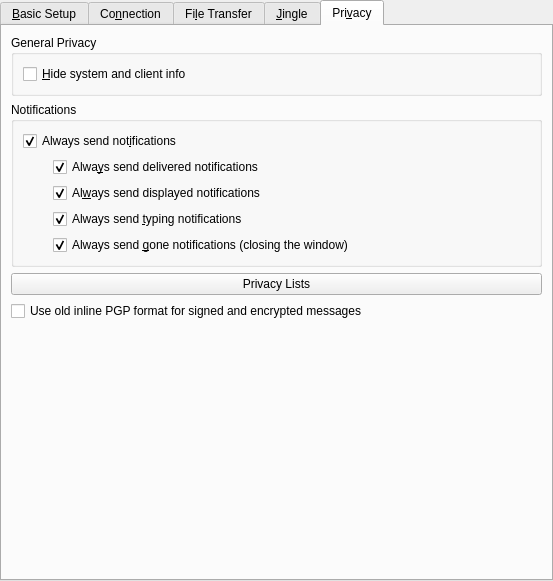
Old version of the form protocols/jabber/ui/dlgjabbereditaccountwidget.ui in the repository KDE/kopete.
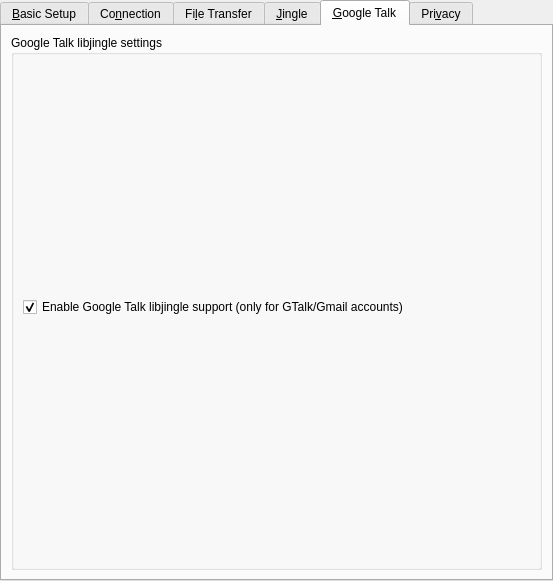
New version of the form. The open tabs and pages were chosen to show the change. Custom widgets are drawn as their Qt base class.

Commit message: Added support for google libjingle voice call

```diff
--- a/protocols/jabber/ui/dlgjabbereditaccountwidget.ui
+++ b/protocols/jabber/ui/dlgjabbereditaccountwidget.ui
@@ -849,6 +849,42 @@
        </item>
       </layout>
      </widget>
+     <widget class="QWidget" name="TabPage">
+      <attribute name="title">
+       <string>&amp;Google Talk</string>
+      </attribute>
+      <layout class="QVBoxLayout" name="_20">
+       <item>
+        <widget class="QGroupBox" name="groupBox_17">
+         <property name="title">
+          <string>Google Talk libjingle settings</string>
+         </property>
+         <layout class="QVBoxLayout" name="verticalLayout_9">
+          <item>
+           <widget class="QCheckBox" name="GoogleTalk">
+            <property name="toolTip">
+             <string>This enable Google Talk libjingle voice call</string>
+            </property>
+            <property name="text">
+             <string>Enable Google Talk libjingle support (only for GTalk/Gmail accounts)</string>
+            </property>
+            <property name="checked">
+             <bool>true</bool>
+            </property>
+           </widget>
+          </item>
+          <item>
+           <spacer name="verticalSpacer">
+            <property name="orientation">
+             <enum>Qt::Vertical</enum>
+            </property>
+           </spacer>
+          </item>
+         </layout>
+        </widget>
+       </item>
+      </layout>
+     </widget>
      <widget class="QWidget" name="TabPage" >
       <attribute name="title" >
        <string>Pri&amp;vacy</string>
```
The commit also changes 12 other files.
